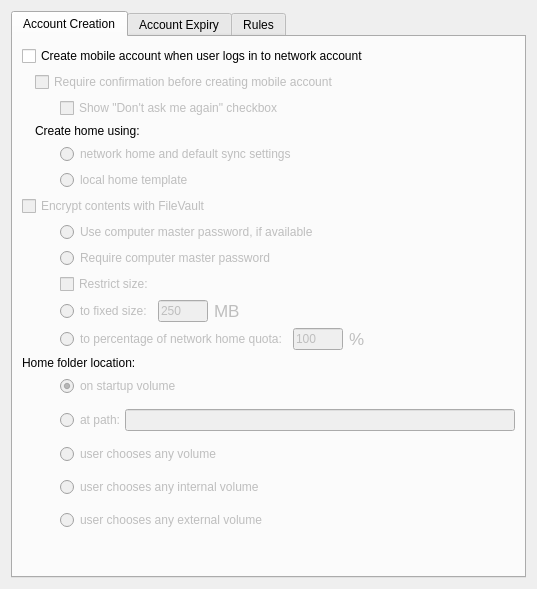
Above: FWAdminLib/Configurator/MobilityForm.ui from fw-dev/translations before the change. Below: the same form after it.
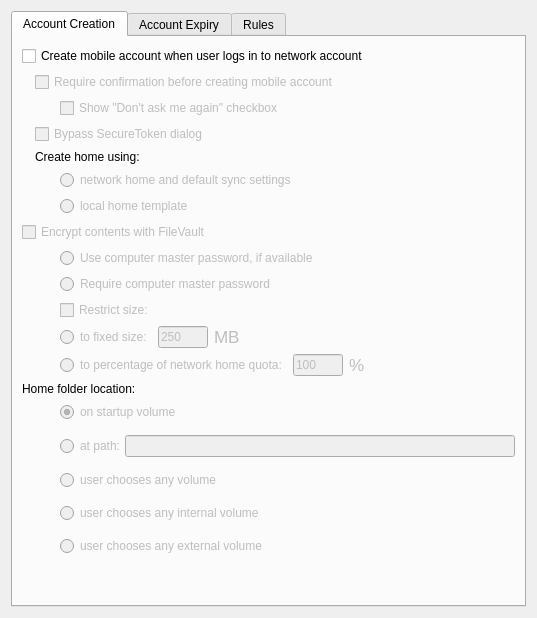
That is the form after the change. Custom widgets are drawn as their Qt base class.

```diff
--- a/FWAdminLib/Configurator/MobilityForm.ui
+++ b/FWAdminLib/Configurator/MobilityForm.ui
@@ -7,7 +7,7 @@
     <x>0</x>
     <y>0</y>
     <width>537</width>
-    <height>589</height>
+    <height>618</height>
    </rect>
   </property>
   <layout class="QVBoxLayout" name="verticalLayout_2">
@@ -91,6 +91,36 @@
          </item>
         </layout>
        </item>
+       <item>
+        <layout class="QHBoxLayout" name="horizontalLayout_24">
+         <item>
+          <spacer name="horizontalSpacer_13">
+           <property name="orientation">
+            <enum>Qt::Horizontal</enum>
+           </property>
+           <property name="sizeType">
+            <enum>QSizePolicy::Fixed</enum>
+           </property>
+           <property name="sizeHint" stdset="0">
+            <size>
+             <width>13</width>
+             <height>13</height>
+            </size>
+           </property>
+          </spacer>
+         </item>
+         <item>
+          <widget class="QCheckBox" name="bypassSecureTokenCB">
+           <property name="enabled">
+            <bool>false</bool>
+           </property>
+           <property name="text">
+            <string>Bypass SecureToken dialog</string>
+           </property>
+          </widget>
+         </item>
+        </layout>
+       </item>
        <item>
         <layout class="QHBoxLayout" name="horizontalLayout_14">
          <item>
```
Left out of the diff: 5 changed lines with no effect on the pictures.
